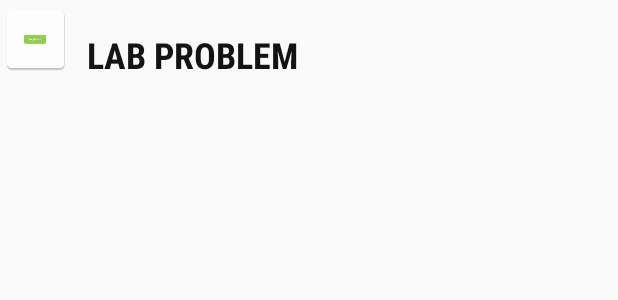
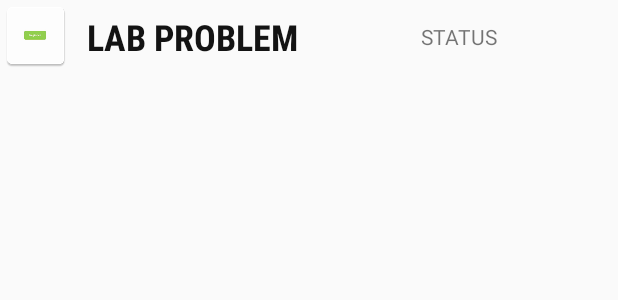
Before and after one commit to amit-banerjee-03/lEARN-client, an Android app: the layout lab_problem_item.xml on its own in the app's theme, with its tools: preview values and no code run, on a phone screen of 412 x 824 dp. Shown: the top 300 px of the screen. Run offline under Robolectric (Android 15) with nearby library versions, the phone set to English and light mode, and no system bars.

Commit message:
minor ui changes

```diff
--- a/app/src/main/java/com/example/learn/ApiCalls/CompileCode.kt
+++ b/app/src/main/java/com/example/learn/ApiCalls/CompileCode.kt
@@ -26,6 +26,7 @@ import retrofit2.Response
 import retrofit2.Retrofit
 import retrofit2.converter.gson.GsonConverterFactory
 import java.lang.Exception
+import java.util.concurrent.TimeUnit
 
 object CompileCode {
     fun compile(context: Context,source:String,lang:String,outputText:TextView,customInputString: String) {
@@ -59,6 +60,8 @@ object CompileCode {
 object RetrofitClientCode {
     private const val BASE_URL= Constants.SERVER_HOST
     private val okHttpClient = OkHttpClient.Builder()
+        .connectTimeout(100, TimeUnit.SECONDS)
+        .readTimeout(100, TimeUnit.SECONDS)
         .addInterceptor{chain ->
             val original=chain.request()
 
--- a/app/src/main/java/com/example/learn/Models/LabProblem.kt
+++ b/app/src/main/java/com/example/learn/Models/LabProblem.kt
@@ -1,3 +1,3 @@
 package com.example.learn.Models
 
-data class LabProblem(val id:Int,val problem_description:String,val caption:String,val hint1:String?,val hint2: String?,val hint3:String?,val level:String)
+data class LabProblem(val id:Int,val problem_description:String,val caption:String,val hint1:String?,val hint2: String?,val hint3:String?,val level:String,val status:String,val status_color:String)
--- a/app/src/main/res/layout/lab_problem_item.xml
+++ b/app/src/main/res/layout/lab_problem_item.xml
@@ -12,11 +12,11 @@
         android:layout_height="wrap_content"
         android:fontFamily="sans-serif-condensed"
         android:paddingLeft="10dp"
-        android:paddingTop="20dp"
         android:text="LAB PROBLEM"
         android:textColor="#131313"
         android:textSize="24sp"
         android:textStyle="bold"
+        app:layout_constraintBottom_toBottomOf="parent"
         app:layout_constraintEnd_toEndOf="parent"
         app:layout_constraintHorizontal_bias="0.0"
         app:layout_constraintStart_toEndOf="@+id/labProblemLevel"
@@ -30,4 +30,14 @@
         app:layout_constraintStart_toStartOf="parent"
         app:layout_constraintTop_toTopOf="parent"
         app:srcCompat="@mipmap/beginner_icon" />
+
+    <TextView
+        android:id="@+id/labProblemStatus"
+        android:layout_width="wrap_content"
+        android:layout_height="wrap_content"
+        app:layout_constraintBottom_toBottomOf="parent"
+        android:text="STATUS"
+        app:layout_constraintEnd_toEndOf="parent"
+        app:layout_constraintStart_toEndOf="@+id/labProblemCaption"
+        app:layout_constraintTop_toTopOf="parent" />
 </androidx.constraintlayout.widget.ConstraintLayout>
```
Also changed, not shown: app/src/main/java/com/example/learn/CustomAdapters/LabProblemRecycleAdapter.kt (+9 -1 lines).
